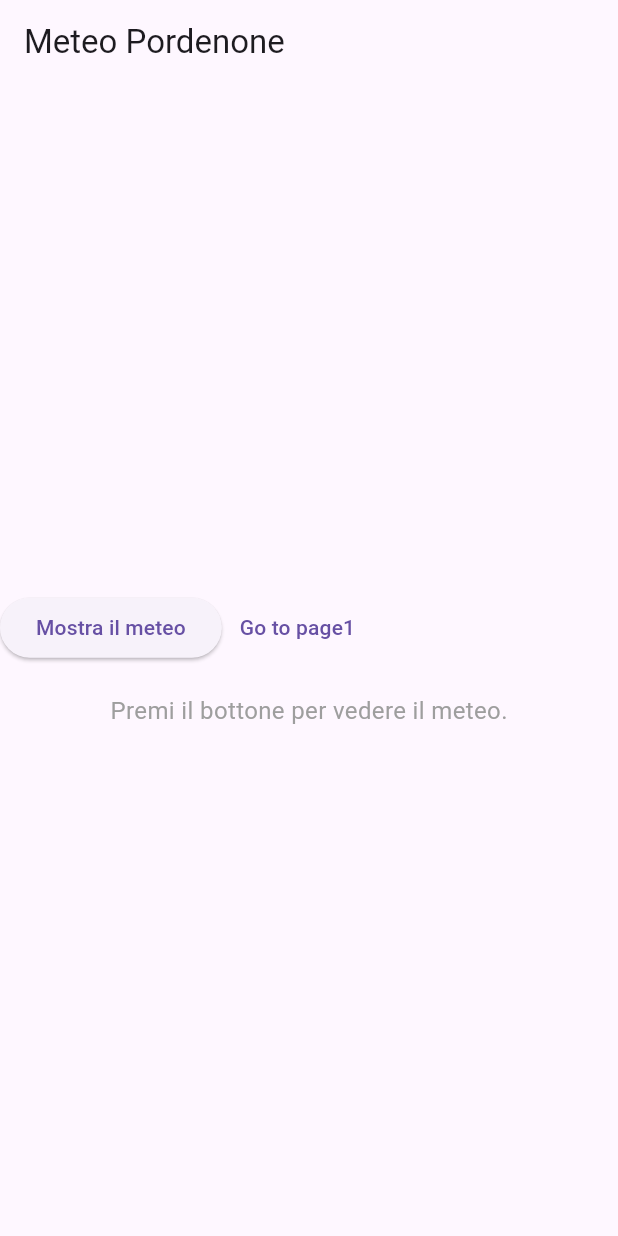
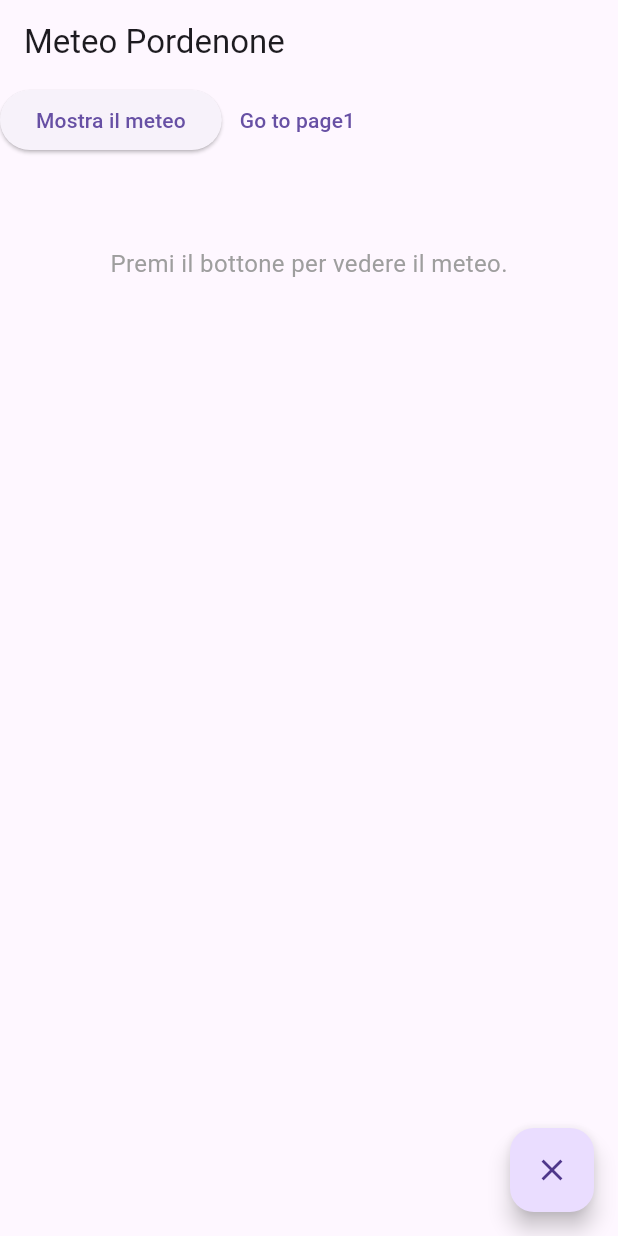
Before and after one commit to IngSW24/todos-flutter-poc, a Flutter app: the screen it shows after launch, on a phone screen of 412 x 824 dp. Run offline on Flutter 3.47's test engine with Material 3 defaults, Android fonts, the phone set to English and light mode, and no system bars; our stand-ins replace go_router.

Commit message:
Aggiunta pulsante clear

```diff
--- a/lib/services/openweather_get_pn.dart
+++ b/lib/services/openweather_get_pn.dart
@@ -4,8 +4,8 @@ import 'package:http/http.dart' as http;
 class OpenWeather {
   //API Key: NON superare le  1000/gg chiamate
   static const String apiKey = '8bc79b7037ec041a3a93def986e05d14';
-  static const String citta = 'Pordenonee';
-  static const String baseUrl = 'hhttps://api.openweathermap.org/data/2.5/weather';
+  static const String citta = 'Pordenone';
+  static const String baseUrl = 'https://api.openweathermap.org/data/2.5/weather';
 
   /*
   * Ritorna una mappa dart che rappresenta i dati JSON del meteo
--- a/lib/ui/screens/home_page.dart
+++ b/lib/ui/screens/home_page.dart
@@ -1,10 +1,6 @@
-import 'dart:io';
-
 import 'package:flutter/material.dart';
 import 'package:todos_flutter_poc/adapters/openweather_to_weatherdata.dart';
 import 'package:todos_flutter_poc/services/openweather_get_pn.dart';
-import '/ui/components/clickable_text.dart';
-import '/ui/components/my_app_bar.dart';
 import 'package:go_router/go_router.dart';
 
 class HomePage extends StatefulWidget {
@@ -28,15 +24,19 @@ class _HomePage extends State<HomePage> {
     });
   }
 
+  void _pulisciMeteo() {
+    setState(() {
+      _meteoReport = null;
+    });
+  }
+
   @override
   Widget build(BuildContext context) {
     return Scaffold(
       appBar: AppBar(
         title: const Text('Meteo Pordenone'),
       ),
-      body: Center(
-        child: Column(
-          mainAxisAlignment: MainAxisAlignment.center,
+      body: Column(
         children: [
           Row(
             children: [
@@ -47,7 +47,7 @@ class _HomePage extends State<HomePage> {
               TextButton(onPressed: () => context.go("/page1"), child: const Text("Go to page1"))
             ],
           ),
-            const SizedBox(height: 20),
+          const SizedBox(height: 60),
           if (_meteoReport == null)
             const Text(
               'Premi il bottone per vedere il meteo.',
@@ -56,11 +56,13 @@ class _HomePage extends State<HomePage> {
           else
             Text(
               "$_meteoReport",
-                textAlign: TextAlign.center,
               style: const TextStyle(fontSize: 16),
             ),
         ],
       ),
+      floatingActionButton: FloatingActionButton(
+        onPressed: _pulisciMeteo,
+        child: const Icon(Icons.clear),
       ),
     );
   }
```
Lines whose indentation alone changed are shown as unchanged.
